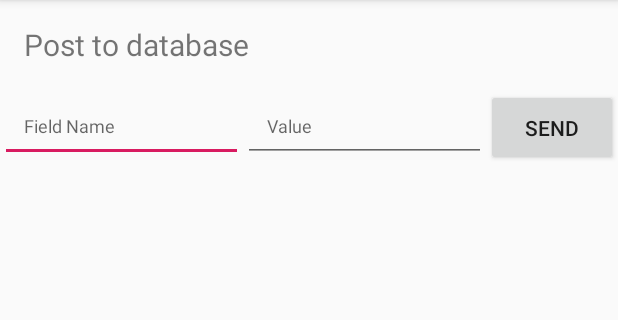
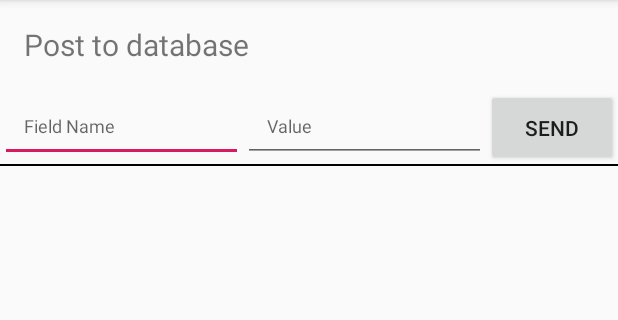
Before and after one commit to VitalyKuznetsov97/FirebaseDatabaseProjectAndroid, an Android app: the screen it shows after launch (MainActivity), on a phone screen of 412 x 824 dp, the part 84-404 px from its top. Run offline under Robolectric (Android 15) with nearby library versions, the phone set to English and light mode, and no system bars; our stand-ins replace Firebase (no records; nobody signed in at launch, a user with empty details on screens opened directly), RxJava; 3 statements that could not run were skipped.

Commit message:
Timestamps added. Textview exchanged for RecyclerView. Various Error Handling. Push Notifications changes.

```diff
--- a/app/src/main/AndroidManifest.xml
+++ b/app/src/main/AndroidManifest.xml
@@ -13,7 +13,7 @@
             android:theme="@style/AppTheme">
         <meta-data
                 android:name="com.google.firebase.messaging.default_notification_icon"
-                android:resource="@mipmap/ic_launcher" />
+                android:resource="@drawable/notification_icon" />
         <!-- Set color used with incoming notification messages. This is used when no color is set for the incoming
              notification message. See README(https://goo.gl/6BKBk7) for more. -->
         <meta-data
--- a/app/src/main/java/com/vitaly_kuznetsov/firebasekotlindemo/data/ExceptionBundle.kt
+++ b/app/src/main/java/com/vitaly_kuznetsov/firebasekotlindemo/data/ExceptionBundle.kt
@@ -2,7 +2,7 @@ package com.vitaly_kuznetsov.firebasekotlindemo.data
 
 import android.os.Bundle
 
-class ExceptionBundle(val reason: Reason) : Exception() {
+class ExceptionBundle(private val reason: Reason) : Exception() {
 
     val extras = Bundle()
     val ERROR_STRING = "ERROR"
@@ -20,6 +20,8 @@ class ExceptionBundle(val reason: Reason) : Exception() {
         UNKNOWN(-1),
         NETWORK_UNAVAILABLE(0),
         EMPTY_FIELDS(1),
-        FIREBASE_UNAVAILABLE(2)
+        FIREBASE_UNAVAILABLE(2),
+        WRONG_CONTENTS_FORMAT(3),
+        WRONG_FIELD_FORMAT(4)
     }
 }
--- a/app/src/main/java/com/vitaly_kuznetsov/firebasekotlindemo/data/LifecycleHandler.kt
+++ b/app/src/main/java/com/vitaly_kuznetsov/firebasekotlindemo/data/LifecycleHandler.kt
@@ -25,7 +25,7 @@ class LifecycleHandler : Application.ActivityLifecycleCallbacks {
 
     override fun onActivityStarted(p0: Activity?) {
         active = true
-        Log.d(TAG, "star")
+
     }
 
     override fun onActivityDestroyed(p0: Activity?) {
--- a/app/src/main/java/com/vitaly_kuznetsov/firebasekotlindemo/presentation/IMainView.kt
+++ b/app/src/main/java/com/vitaly_kuznetsov/firebasekotlindemo/presentation/IMainView.kt
@@ -6,7 +6,7 @@ import com.vitaly_kuznetsov.firebasekotlindemo.data.ExceptionBundle
 interface IMainView {
     fun getFields() : List<String>
     fun clearFields()
-    fun showDataBaseContents(contents : String)
+    fun showDataBaseContents(list : List<String>)
     fun showError(error : ExceptionBundle)
     fun toggleReconnect(toggle : Boolean)
 
--- a/app/src/main/java/com/vitaly_kuznetsov/firebasekotlindemo/presentation/MainActivity.kt
+++ b/app/src/main/java/com/vitaly_kuznetsov/firebasekotlindemo/presentation/MainActivity.kt
@@ -5,6 +5,7 @@ import android.os.Bundle
 import android.view.View.GONE
 import android.view.View.VISIBLE
 import androidx.appcompat.app.AppCompatActivity
+import androidx.recyclerview.widget.LinearLayoutManager
 import com.vitaly_kuznetsov.firebasekotlindemo.R
 import com.vitaly_kuznetsov.firebasekotlindemo.data.ExceptionBundle
 import kotlinx.android.synthetic.main.activity_main.*
@@ -43,8 +44,9 @@ class MainActivity : AppCompatActivity(), IMainView {
         right.setText("")
     }
 
-    override fun showDataBaseContents(contents : String) {
-        firebase_contents.text = contents
+    override fun showDataBaseContents(list : List<String>) {
+        firebase_contents.layoutManager = LinearLayoutManager(this)
+        firebase_contents.adapter = ListAdapter(list)
         error_text.text = ""
     }
 
--- a/app/src/main/res/layout/activity_main.xml
+++ b/app/src/main/res/layout/activity_main.xml
@@ -90,14 +90,14 @@
             app:layout_constraintRight_toRightOf="parent"
             app:layout_constraintTop_toBottomOf="@id/constraint_layout_0"/>
 
-    <androidx.appcompat.widget.AppCompatTextView
+    <View android:layout_width="match_parent" android:layout_height="1dp"
+          android:background="@color/common_google_signin_btn_text_dark_focused"
+          app:layout_constraintBottom_toBottomOf="@id/reconnect"/>
+
+    <androidx.recyclerview.widget.RecyclerView
             android:id="@+id/firebase_contents"
             android:layout_width="0dp"
             android:layout_height="0dp"
-
-            android:textSize="12sp"
-            android:gravity="top"
-            android:padding="8dp"
 
             app:layout_constraintBottom_toBottomOf="parent"
             app:layout_constraintLeft_toLeftOf="parent"
--- a/build.gradle
+++ b/build.gradle
@@ -8,7 +8,7 @@ buildscript {
 
     }
     dependencies {
-        classpath 'com.android.tools.build:gradle:3.3.1'
+        classpath 'com.android.tools.build:gradle:3.3.2'
         classpath "org.jetbrains.kotlin:kotlin-gradle-plugin:$kotlin_version"
         classpath 'com.google.gms:google-services:4.2.0'
         // NOTE: Do not place your application dependencies here; they belong
```
Also changed, not shown: app/build.gradle (+8 -6 lines), app/src/main/java/com/vitaly_kuznetsov/firebasekotlindemo/data/FireBaseController.kt (+16 -2 lines), app/src/main/java/com/vitaly_kuznetsov/firebasekotlindemo/presentation/ListAdapter.kt (added, +34 -0 lines), app/src/main/java/com/vitaly_kuznetsov/firebasekotlindemo/presentation/MainPresenter.kt (+12 -2 lines), app/src/main/java/com/vitaly_kuznetsov/firebasekotlindemo/presentation/ModelMapper.kt (added, +42 -0 lines), app/src/main/res/layout/view_holder.xml (added, +14 -0 lines), app/src/main/res/drawable-v24/notification_icon.png (added).
